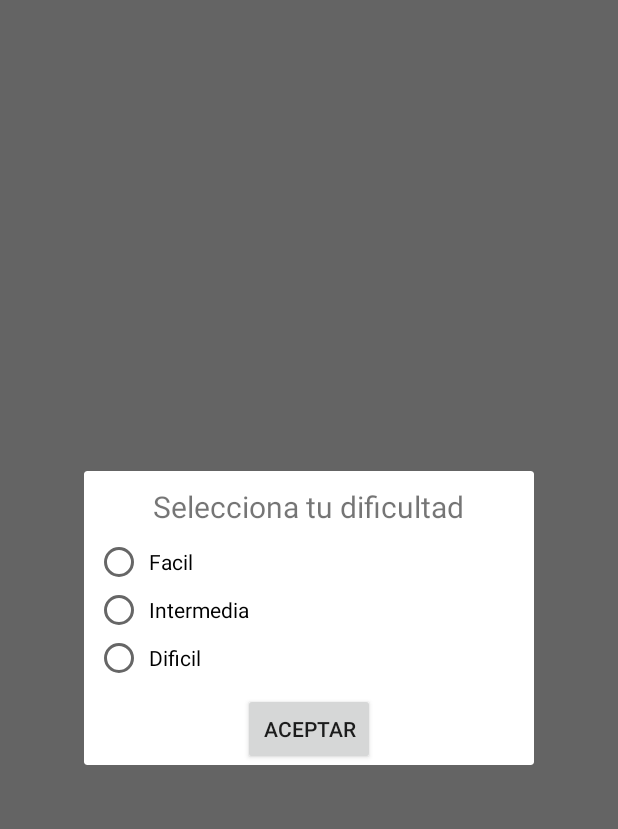
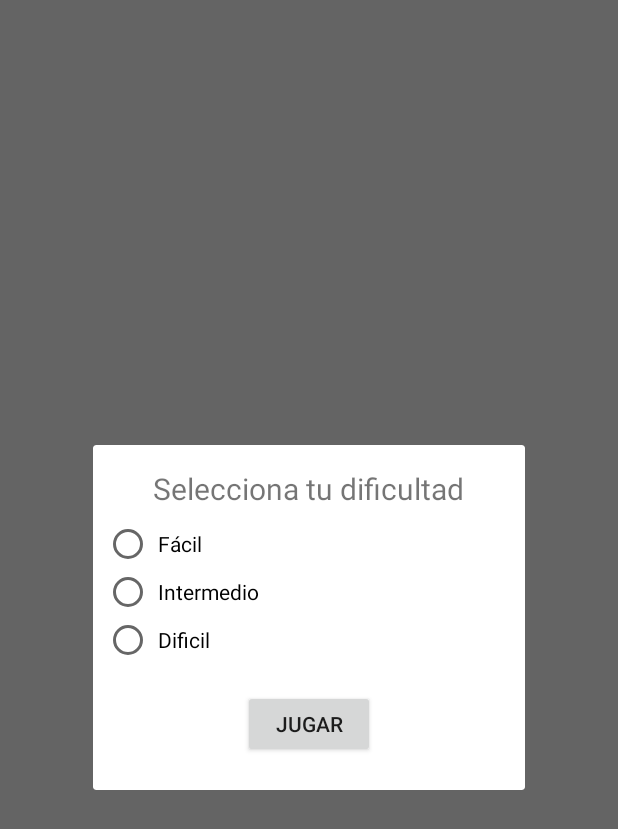
Before and after one commit to TheB0x/sudoku-ud, an Android app built with Jetpack Compose: the fragment PopUpMenuFragment shown on its own in the app's theme, on a phone screen of 412 x 824 dp. Shown: the top 829 px of the screen. Run offline under Robolectric (Android 15) with nearby library versions, the phone set to English and light mode, and no system bars.

Commit message:
Revisión general de requisitos funcionales y no funcionales

```diff
--- a/app/src/main/java/com/componentes/sudoku/model/SudokuUtils.kt
+++ b/app/src/main/java/com/componentes/sudoku/model/SudokuUtils.kt
@@ -26,7 +26,7 @@ object SudokuUtils {
 
         // Determinar la cantidad de valores a eliminar según la dificultad
         val cellsToRemove = when (difficulty) {
-            Difficulty.FACIL -> 2
+            Difficulty.FACIL -> 12
             Difficulty.MEDIO -> 45
             Difficulty.DIFICIL -> 64
         }
--- a/app/src/main/res/layout/initial_menu.xml
+++ b/app/src/main/res/layout/initial_menu.xml
@@ -3,60 +3,64 @@
                 android:layout_width="match_parent"
                 android:layout_height="match_parent"
                 android:backgroundTint="@color/white">
+
     <RelativeLayout
-        android:layout_width="wrap_content"
-        android:layout_height="wrap_content"
+        android:layout_width="288dp"
+        android:layout_height="230dp"
         android:layout_centerInParent="true">
 
         <TextView
+            android:id="@+id/label_menu"
             android:layout_width="wrap_content"
             android:layout_height="wrap_content"
+            android:layout_centerHorizontal="true"
+            android:paddingTop="15dp"
             android:text="Selecciona tu dificultad"
-            android:textSize="20dp"
-            android:layout_centerHorizontal="true"
-            android:id="@+id/label_menu"
-            android:paddingTop="10dp"/>
+            android:textSize="20dp" />
 
         <RadioGroup
+            android:id="@+id/difficult_selector"
             android:layout_width="300dp"
             android:layout_height="wrap_content"
-            android:id="@+id/difficult_selector"
             android:layout_below="@+id/label_menu"
             android:padding="7dp">
 
             <RadioButton
+                android:id="@+id/rB_easy"
                 android:layout_width="wrap_content"
                 android:layout_height="wrap_content"
-                android:id="@+id/rB_easy"
-                android:text="Facil"
+                android:layout_weight="1"
                 android:paddingHorizontal="4dp"
-                android:layout_weight="1"/>
+                android:text="Fácil" />
 
             <RadioButton
+                android:id="@+id/rB_medium"
                 android:layout_width="wrap_content"
                 android:layout_height="wrap_content"
-                android:id="@+id/rB_medium"
-                android:text="Intermedia"
+                android:layout_weight="1"
                 android:paddingHorizontal="4dp"
-                android:layout_weight="1"/>
+                android:text="Intermedio" />
 
             <RadioButton
+                android:id="@+id/rb_hard"
                 android:layout_width="wrap_content"
                 android:layout_height="wrap_content"
-                android:id="@+id/rb_hard"
-                android:text="Dificil"
+                android:layout_weight="1"
                 android:paddingHorizontal="4dp"
-                android:layout_weight="1"/>
+                android:text="Dificil" />
 
         </RadioGroup>
 
         <Button
+            android:id="@+id/btn_ok"
             android:layout_width="wrap_content"
-            android:layout_height="wrap_content"
+            android:layout_height="48dp"
             android:layout_below="@+id/difficult_selector"
-            android:id="@+id/btn_ok"
+            android:layout_alignParentBottom="true"
             android:layout_centerHorizontal="true"
-            android:text="Aceptar"/>
+            android:layout_marginTop="10dp"
+            android:layout_marginBottom="21dp"
+            android:text="Jugar" />
 
 
     </RelativeLayout>
--- a/app/src/main/res/layout/toolbar.xml
+++ b/app/src/main/res/layout/toolbar.xml
@@ -19,7 +19,7 @@
         <TextView
             android:layout_width="wrap_content"
             android:layout_height="wrap_content"
-            android:text="Test Text"
+            android:text="Sudoku"
             android:layout_toEndOf="@id/decoration_icon"
             android:textColor="@color/white"
             android:textSize="20sp"
```
